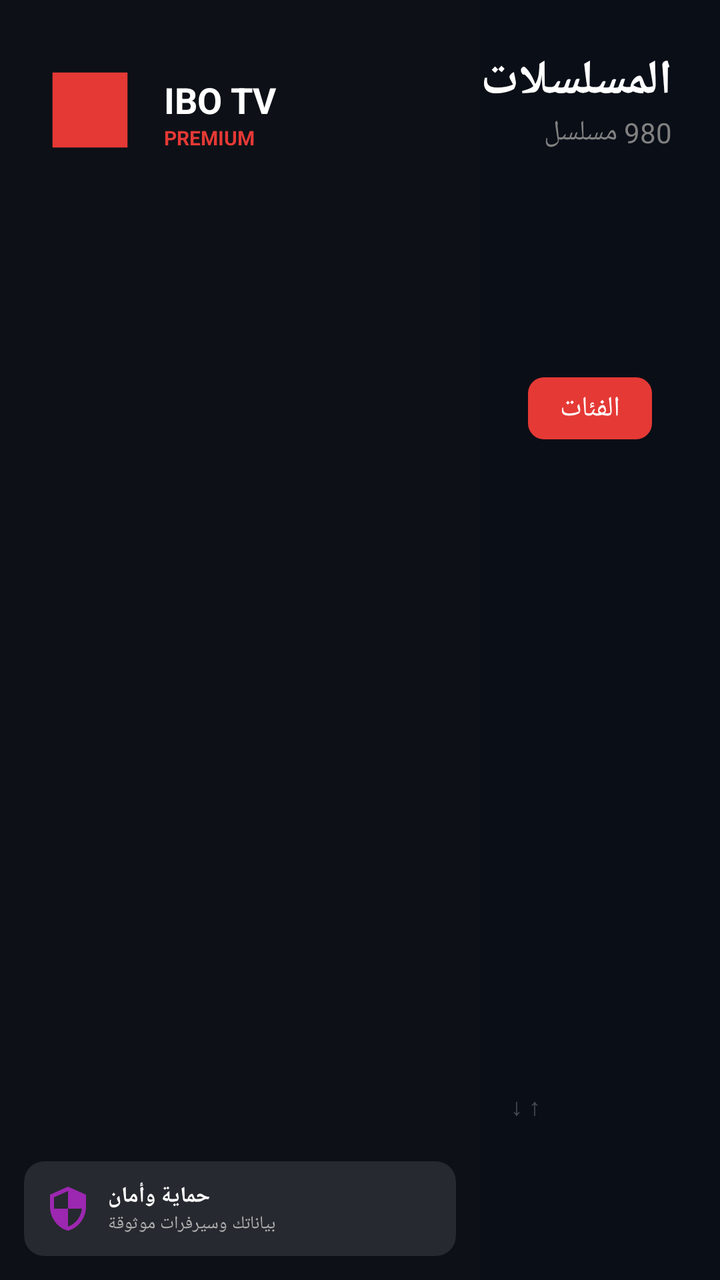
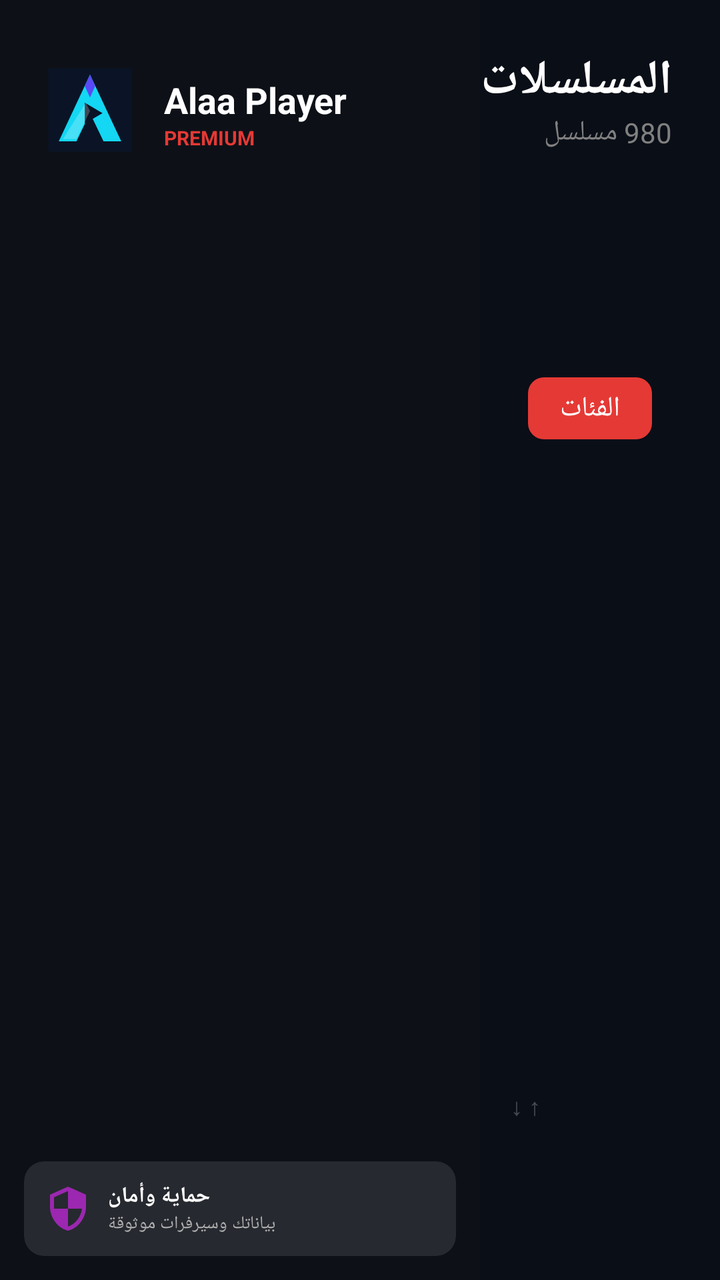

The first picture is an Android layout as it rendered before a commit; the second is the same layout after the commit. The layout source and the unified diff follow.
<!-- AndroidManifest.xml: application theme AppTheme -->
<!-- res/layout/activity_series.xml -->
<?xml version="1.0" encoding="utf-8"?>
<androidx.constraintlayout.widget.ConstraintLayout xmlns:android="http://schemas.android.com/apk/res/android"
    xmlns:app="http://schemas.android.com/apk/res-auto"
    android:layout_width="match_parent"
    android:layout_height="match_parent"
    android:background="@color/ibo_bg_dark"
    android:layoutDirection="ltr">

    
    <androidx.constraintlayout.widget.ConstraintLayout
        android:id="@+id/sidebarContainer"
        android:layout_width="240dp"
        android:layout_height="match_parent"
        android:background="@color/ibo_sidebar_bg"
        app:layout_constraintStart_toStartOf="parent">

        <ImageView
            android:id="@+id/sidebarLogo"
            android:layout_width="50dp"
            android:layout_height="50dp"
            android:layout_marginTop="30dp"
            android:layout_marginStart="20dp"
            android:src="@drawable/ic_logo"
            app:layout_constraintStart_toStartOf="parent"
            app:layout_constraintTop_toTopOf="parent" />

        <TextView
            android:id="@+id/sidebarAppName"
            android:layout_width="wrap_content"
            android:layout_height="wrap_content"
            android:layout_marginStart="12dp"
            android:text="@string/ibo_tv"
            android:textColor="@color/white"
            android:textSize="18sp"
            android:textStyle="bold"
            app:layout_constraintBottom_toBottomOf="@id/sidebarLogo"
            app:layout_constraintStart_toEndOf="@id/sidebarLogo"
            app:layout_constraintTop_toTopOf="@id/sidebarLogo"
            app:layout_constraintVertical_bias="0.3" />

        <TextView
            android:layout_width="wrap_content"
            android:layout_height="wrap_content"
            android:text="@string/premium"
            android:textColor="@color/ibo_accent_red"
            android:textSize="10sp"
            android:textStyle="bold"
            app:layout_constraintStart_toStartOf="@id/sidebarAppName"
            app:layout_constraintTop_toBottomOf="@id/sidebarAppName" />

        <androidx.recyclerview.widget.RecyclerView
            android:id="@+id/sidebarRecyclerView"
            android:layout_width="match_parent"
            android:layout_height="0dp"
            android:layout_marginTop="20dp"
            app:layout_constraintBottom_toTopOf="@+id/sidebarFooter"
            app:layout_constraintTop_toBottomOf="@id/sidebarLogo" />

        <androidx.cardview.widget.CardView
            android:id="@+id/sidebarFooter"
            android:layout_width="match_parent"
            android:layout_height="wrap_content"
            android:layout_margin="12dp"
            app:cardBackgroundColor="@color/glass_white_10"
            app:cardCornerRadius="10dp"
            app:cardElevation="0dp"
            app:layout_constraintBottom_toBottomOf="parent">
            <LinearLayout
                android:layout_width="match_parent"
                android:layout_height="wrap_content"
                android:orientation="horizontal"
                android:padding="10dp"
                android:gravity="center_vertical">
                <ImageView
                    android:layout_width="24dp"
                    android:layout_height="24dp"
                    android:src="@drawable/ic_security"
                    app:tint="@color/ibo_accent_purple" />
                <LinearLayout
                    android:layout_width="match_parent"
                    android:layout_height="wrap_content"
                    android:layout_marginStart="8dp"
                    android:orientation="vertical">
                    <TextView
                        android:layout_width="wrap_content"
                        android:layout_height="wrap_content"
                        android:text="@string/security_title"
                        android:textColor="@color/white"
                        android:textSize="11sp"
                        android:textStyle="bold" />
                    <TextView
                        android:layout_width="wrap_content"
                        android:layout_height="wrap_content"
                        android:text="@string/security_desc"
                        android:textColor="@color/text_gray_light"
                        android:textSize="9sp" />
                </LinearLayout>
            </LinearLayout>
        </androidx.cardview.widget.CardView>
    </androidx.constraintlayout.widget.ConstraintLayout>

    
    <androidx.constraintlayout.widget.ConstraintLayout
        android:layout_width="0dp"
        android:layout_height="match_parent"
        app:layout_constraintEnd_toEndOf="parent"
        app:layout_constraintStart_toEndOf="@id/sidebarContainer">

        
        <LinearLayout
            android:id="@+id/headerLayout"
            android:layout_width="wrap_content"
            android:layout_height="wrap_content"
            android:layout_margin="24dp"
            android:gravity="end"
            android:orientation="vertical"
            app:layout_constraintEnd_toEndOf="parent"
            app:layout_constraintTop_toTopOf="parent">
            <TextView
                android:id="@+id/seriesTitle"
                android:layout_width="wrap_content"
                android:layout_height="wrap_content"
                android:text="المسلسلات"
                android:textColor="@color/white"
                android:textSize="24sp"
                android:textStyle="bold" />
            <TextView
                android:id="@+id/seriesCount"
                android:layout_width="wrap_content"
                android:layout_height="wrap_content"
                android:text="980 مسلسل"
                android:textColor="#808080"
                android:textSize="14sp" />
        </LinearLayout>

        
        <LinearLayout
            android:id="@+id/filterBar"
            android:layout_width="match_parent"
            android:layout_height="wrap_content"
            android:layout_marginTop="16dp"
            android:layout_marginHorizontal="24dp"
            android:gravity="center_vertical"
            android:orientation="horizontal"
            app:layout_constraintTop_toBottomOf="@id/headerLayout">

            <TextView
                android:id="@+id/seriesCategorySelector"
                android:layout_width="wrap_content"
                android:layout_height="wrap_content"
                android:background="@drawable/bg_button_red"
                android:clickable="true"
                android:focusable="true"
                android:paddingHorizontal="16dp"
                android:paddingVertical="6dp"
                android:text="الفئات"
                android:textColor="@color/white"
                android:textSize="14sp" />

            <TextView
                android:layout_width="wrap_content"
                android:layout_height="wrap_content"
                android:layout_marginStart="20dp"
                android:text="أحدث الحلقات"
                android:textColor="#808080"
                android:textSize="14sp" />

            <TextView
                android:layout_width="wrap_content"
                android:layout_height="wrap_content"
                android:layout_marginStart="20dp"
                android:text="الأكثر مشاهدة"
                android:textColor="#808080"
                android:textSize="14sp" />

            <TextView
                android:layout_width="wrap_content"
                android:layout_height="wrap_content"
                android:layout_marginStart="20dp"
                android:text="الأكثر مشاهدة"
                android:textColor="#808080"
                android:textSize="14sp" />

            <ImageView
                android:layout_width="20dp"
                android:layout_height="20dp"
                android:layout_marginStart="20dp"
                android:src="@drawable/ic_search"
                app:tint="#808080" />

            <View android:layout_width="0dp" android:layout_height="1dp" android:layout_weight="1"/>

            <TextView
                android:layout_width="wrap_content"
                android:layout_height="wrap_content"
                android:text="فلترة ●"
                android:textColor="@color/white"
                android:textSize="14sp" />
        </LinearLayout>

        
        <androidx.recyclerview.widget.RecyclerView
            android:id="@+id/seriesRecyclerView"
            android:layout_width="match_parent"
            android:layout_height="0dp"
            android:layout_marginTop="20dp"
            android:layout_marginHorizontal="16dp"
            android:clipToPadding="false"
            android:paddingBottom="60dp"
            app:layout_constraintBottom_toBottomOf="parent"
            app:layout_constraintTop_toBottomOf="@id/filterBar" />

        
        <LinearLayout
            android:layout_width="match_parent"
            android:layout_height="wrap_content"
            android:gravity="center"
            android:orientation="horizontal"
            android:padding="16dp"
            app:layout_constraintBottom_toBottomOf="parent">
            <TextView
                android:layout_width="wrap_content"
                android:layout_height="wrap_content"
                android:text="↑ ↓ تنقل"
                android:textColor="#40FFFFFF"
                android:textSize="12sp"
                android:layout_marginHorizontal="16dp"/>
            <TextView
                android:layout_width="wrap_content"
                android:layout_height="wrap_content"
                android:text="OK اختيار"
                android:textColor="#40FFFFFF"
                android:textSize="12sp"
                android:layout_marginHorizontal="16dp"/>
            <TextView
                android:layout_width="wrap_content"
                android:layout_height="wrap_content"
                android:text="← رجوع"
                android:textColor="#40FFFFFF"
                android:textSize="12sp"
                android:layout_marginHorizontal="16dp"/>
            <TextView
                android:layout_width="wrap_content"
                android:layout_height="wrap_content"
                android:text="☰ قائمة"
                android:textColor="#40FFFFFF"
                android:textSize="12sp"
                android:layout_marginHorizontal="16dp"/>
        </LinearLayout>
    </androidx.constraintlayout.widget.ConstraintLayout>
</androidx.constraintlayout.widget.ConstraintLayout>
<!-- resources referenced by this layout -->
<resources>
  <color name="glass_white_10">#1AFFFFFF</color>
  <color name="ibo_accent_purple">#9C27B0</color>
  <color name="ibo_accent_red">#E53935</color>
  <color name="ibo_bg_dark">#0A0E17</color>
  <color name="ibo_sidebar_bg">#0D1117</color>
  <color name="text_gray_light">#B0B0B0</color>
  <color name="white">#FFFFFF</color>
  <!-- drawable bg_button_red (drawable) -->
  <?xml version="1.0" encoding="utf-8"?>
  <shape xmlns:android="http://schemas.android.com/apk/res/android">
      <solid android:color="#E53935" />
      <corners android:radius="8dp" />
  </shape>
  <!-- drawable ic_logo (drawable) -->
  <?xml version="1.0" encoding="utf-8"?>
  <vector xmlns:android="http://schemas.android.com/apk/res/android"
      android:width="96dp"
      android:height="96dp"
      android:viewportWidth="24"
      android:viewportHeight="24">
  
      <path
          android:fillColor="#E53935"
          android:pathData="M3,3h18v18H3z"/>
  </vector>
  <!-- drawable ic_search: png bitmap (drawable, 437 bytes) -->
  <!-- drawable ic_security (drawable) -->
  <?xml version="1.0" encoding="utf-8"?>
  <vector xmlns:android="http://schemas.android.com/apk/res/android"
      android:width="24dp" android:height="24dp"
      android:viewportWidth="24" android:viewportHeight="24">
      <path android:fillColor="#2196F3"
          android:pathData="M12,1L3,5v6c0,5.55 3.84,10.74 9,12 5.16,-1.26 9,-6.45 9,-12V5l-9,-4zM12,11.99h7c-0.53,4.12 -3.28,7.79 -7,8.94V12H5V6.3l7,-3.11v8.8z"/>
  </vector>
  <string name="ibo_tv">IBO TV</string>
  <string name="premium">PREMIUM</string>
  <string name="security_desc">بياناتك وسيرفرات موثوقة</string>
  <string name="security_title">حماية وأمان</string>
  <style name="AppTheme" parent="Theme.AppCompat.NoActionBar">
          
          <item name="colorPrimary">@color/primary_blue</item>
          <item name="colorPrimaryDark">@color/dark_background</item>
          <item name="colorAccent">@color/accent_blue</item>
  
          
          <item name="android:windowBackground">@color/dark_background</item>
          <item name="android:colorBackground">@color/dark_background</item>
  
          
          <item name="android:textColorPrimary">@color/text_primary</item>
          <item name="android:textColorSecondary">@color/text_secondary</item>
  
          
          <item name="android:windowDrawsSystemBarBackgrounds">true</item>
      </style>
  <color name="primary_blue">#2196F3</color>
  <color name="dark_background">#0D1117</color>
  <color name="accent_blue">#64B5F6</color>
  <color name="text_primary">#FFFFFF</color>
  <color name="text_secondary">#B0B0B0</color>
</resources>

<!-- the commit's change to res/layout/activity_series.xml (unified diff, before → after) -->
@@ -3,7 +3,7 @@
     xmlns:app="http://schemas.android.com/apk/res-auto"
     android:layout_width="match_parent"
     android:layout_height="match_parent"
-    android:background="@color/ibo_bg_dark"
+    android:background="@color/alaa_bg_dark"
     android:layoutDirection="ltr">
 
     
@@ -11,7 +11,7 @@
         android:id="@+id/sidebarContainer"
         android:layout_width="240dp"
         android:layout_height="match_parent"
-        android:background="@color/ibo_sidebar_bg"
+        android:background="@color/alaa_sidebar_bg"
         app:layout_constraintStart_toStartOf="parent">
 
         <ImageView
@@ -29,7 +29,7 @@
             android:layout_width="wrap_content"
             android:layout_height="wrap_content"
             android:layout_marginStart="12dp"
-            android:text="@string/ibo_tv"
+            android:text="@string/alaa_player"
             android:textColor="@color/white"
             android:textSize="18sp"
             android:textStyle="bold"
@@ -42,7 +42,7 @@
             android:layout_width="wrap_content"
             android:layout_height="wrap_content"
             android:text="@string/premium"
-            android:textColor="@color/ibo_accent_red"
+            android:textColor="@color/alaa_accent_red"
             android:textSize="10sp"
             android:textStyle="bold"
             app:layout_constraintStart_toStartOf="@id/sidebarAppName"
@@ -75,7 +75,7 @@
                     android:layout_width="24dp"
                     android:layout_height="24dp"
                     android:src="@drawable/ic_security"
-                    app:tint="@color/ibo_accent_purple" />
+                    app:tint="@color/alaa_accent_purple" />
                 <LinearLayout
                     android:layout_width="match_parent"
                     android:layout_height="wrap_content"
<!-- resource entries referenced after the edit -->
@@ -1,10 +1,10 @@
 <!-- resources referenced by this layout -->
 <resources>
+  <color name="alaa_accent_purple">#9C27B0</color>
+  <color name="alaa_accent_red">#E53935</color>
+  <color name="alaa_bg_dark">#0A0E17</color>
+  <color name="alaa_sidebar_bg">#0D1117</color>
   <color name="glass_white_10">#1AFFFFFF</color>
-  <color name="ibo_accent_purple">#9C27B0</color>
-  <color name="ibo_accent_red">#E53935</color>
-  <color name="ibo_bg_dark">#0A0E17</color>
-  <color name="ibo_sidebar_bg">#0D1117</color>
   <color name="text_gray_light">#B0B0B0</color>
   <color name="white">#FFFFFF</color>
   <!-- drawable bg_button_red (drawable) -->
@@ -18,12 +18,24 @@
   <vector xmlns:android="http://schemas.android.com/apk/res/android"
       android:width="96dp"
       android:height="96dp"
-      android:viewportWidth="24"
-      android:viewportHeight="24">
-  
+      android:viewportWidth="96"
+      android:viewportHeight="96">
       <path
-          android:fillColor="#E53935"
-          android:pathData="M3,3h18v18H3z"/>
+          android:fillColor="#0A1426"
+          android:pathData="M8,8H88V88H8z" />
+      <path
+          android:fillColor="#13D7F3"
+          android:pathData="M48,14L18,78H35L48,51L61,78H78z" />
+      <path
+          android:fillColor="#5A49F6"
+          android:pathData="M48,14L53,25L48,36L43,25z" />
+      <path
+          android:fillColor="#0A1426"
+          android:pathData="M43,41L43,61L60,51z" />
+      <path
+          android:fillColor="#FFFFFF"
+          android:fillAlpha="0.22"
+          android:pathData="M22,76L35,76L48,49L44,41z" />
   </vector>
   <!-- drawable ic_search: png bitmap (drawable, 437 bytes) -->
   <!-- drawable ic_security (drawable) -->
@@ -34,7 +46,7 @@
       <path android:fillColor="#2196F3"
           android:pathData="M12,1L3,5v6c0,5.55 3.84,10.74 9,12 5.16,-1.26 9,-6.45 9,-12V5l-9,-4zM12,11.99h7c-0.53,4.12 -3.28,7.79 -7,8.94V12H5V6.3l7,-3.11v8.8z"/>
   </vector>
-  <string name="ibo_tv">IBO TV</string>
+  <string name="alaa_player">Alaa Player</string>
   <string name="premium">PREMIUM</string>
   <string name="security_desc">بياناتك وسيرفرات موثوقة</string>
   <string name="security_title">حماية وأمان</string>
